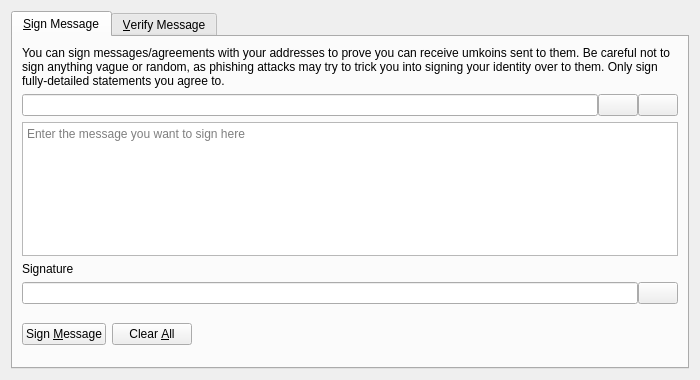
Old version of the form src/qt/forms/signverifymessagedialog.ui in the repository umkoin/umkoin.
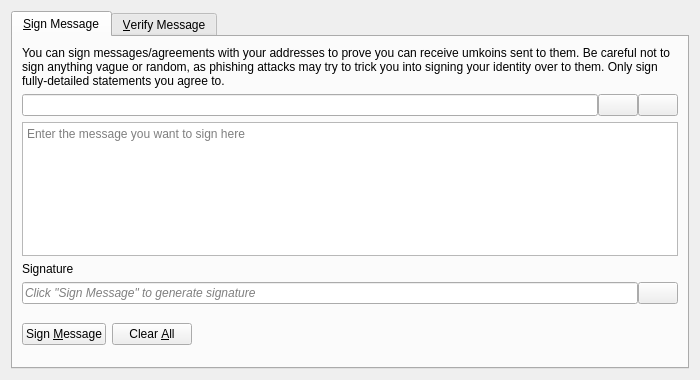
New version of the form. Icons and pictures are not drawn. Custom widgets are drawn as their Qt base class.

Diff of the .ui file:
```diff
--- a/src/qt/forms/signverifymessagedialog.ui
+++ b/src/qt/forms/signverifymessagedialog.ui
@@ -121,6 +121,9 @@
          </property>
          <item>
           <widget class="QLineEdit" name="signatureOut_SM">
+           <property name="placeholderText">
+            <string>Click "Sign Message" to generate signature</string>
+           </property>
            <property name="font">
             <font>
              <italic>true</italic>
```
